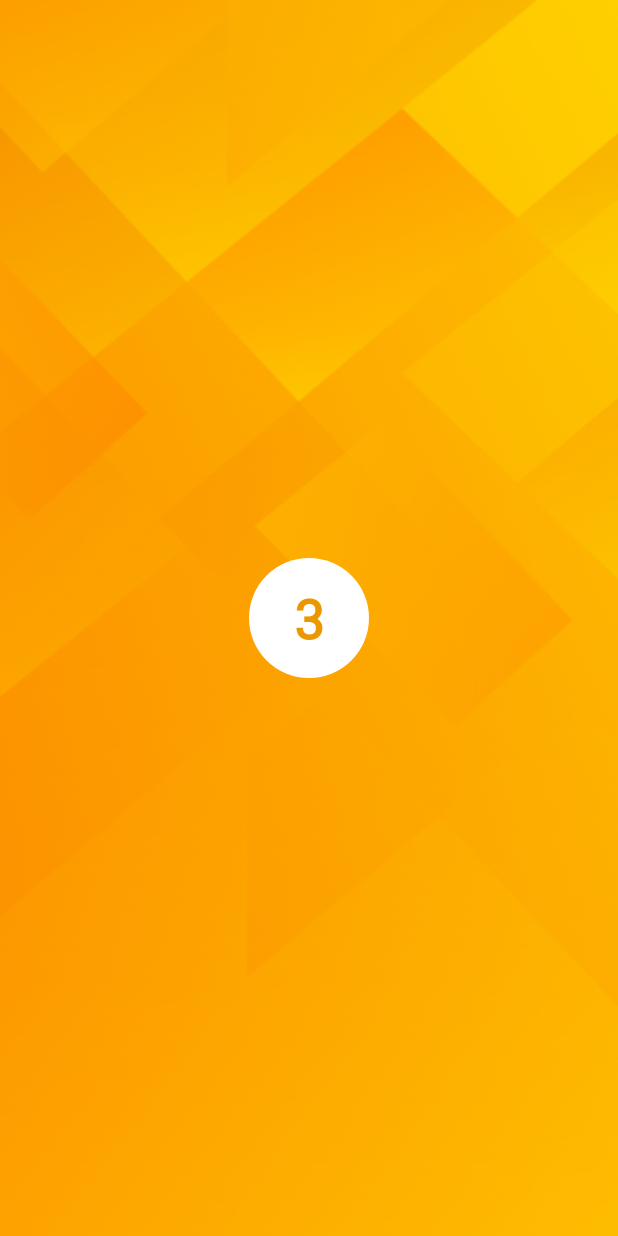
After one commit to Abylayyy/BoomBrains, an Android app: the layout activity_are_you_ready.xml on its own in the app's theme, with its tools: preview values and no code run, on a phone screen of 412 x 824 dp. The commit adds this screen. Run offline under Robolectric (Android 15) with nearby library versions, the phone set to English and light mode, and no system bars; Roboto replaces fonts that are not available here.

Commit message:
added are you ready layout

```diff
--- a/app/build.gradle
+++ b/app/build.gradle
@@ -10,8 +10,8 @@ android {
         applicationId "kdo.one.boombrains"
         minSdkVersion 16
         targetSdkVersion 28
-        versionCode 17
-        versionName "3.4"
+        versionCode 18
+        versionName "3.5"
         testInstrumentationRunner "android.support.test.runner.AndroidJUnitRunner"
         vectorDrawables.useSupportLibrary = true
         multiDexEnabled true
@@ -41,7 +41,7 @@ dependencies {
 
     //fire base libraries
     implementation 'com.google.firebase:firebase-analytics:17.2.0'
-    implementation 'com.google.firebase:firebase-auth:19.0.0'
+    implementation 'com.google.firebase:firebase-auth:19.1.0'
     implementation 'com.google.firebase:firebase-core:17.2.0'
     implementation 'com.google.android.gms:play-services-ads:18.2.0'
 
--- a/app/src/main/java/kz/almaty/boombrains/game_pages/equation/EquationActivity.java
+++ b/app/src/main/java/kz/almaty/boombrains/game_pages/equation/EquationActivity.java
@@ -47,15 +47,15 @@ public class EquationActivity extends DialogHelperActivity {
         super.onCreate(savedInstanceState);
         setContentView(R.layout.activity_equation);
         ButterKnife.bind(this);
-        setupDialog(this, R.style.equationTheme, R.drawable.pause_equation);
+        position = getIntent().getIntExtra("position", 0);
+        setupDialog(this, R.style.equationTheme, R.drawable.pause_equation, position);
         startTimer(60000, timeTxt);
         setCount();
         loadGoogleAd();
-
         symbols = new ArrayList<>(Arrays.asList("+", "-", "*", "/"));
         variants = new TextView[] {plusBtn, minusBtn, multBtn, divBtn};
 
-        position = getIntent().getIntExtra("position", 0);
+
         pauseImg.setOnClickListener(v -> showPauseDialog());
 
         levelTxt.setText(getString(R.string.Level) + " " + currentLevel);
--- a/app/src/main/java/kz/almaty/boombrains/game_pages/find_number/FindNumberActivity.java
+++ b/app/src/main/java/kz/almaty/boombrains/game_pages/find_number/FindNumberActivity.java
@@ -52,12 +52,11 @@ public class FindNumberActivity extends DialogHelperActivity implements FindNumb
         super.onCreate(savedInstanceState);
         setContentView(R.layout.activity_find_number);
         ButterKnife.bind(this);
-        setupDialog(this, R.style.findTheme, R.drawable.pause_find);
+        position = getIntent().getIntExtra("position", 0);
+        setupDialog(this, R.style.findTheme, R.drawable.pause_find, position);
         startTimer(60000, timeTxt);
         setCount();
         loadGoogleAd();
-
-        position = getIntent().getIntExtra("position", 0);
         pauseImg.setOnClickListener(v -> showPauseDialog());
         setupRecycler();
 
--- a/app/src/main/java/kz/almaty/boombrains/game_pages/number_znaki/NumberZnakiActivity.java
+++ b/app/src/main/java/kz/almaty/boombrains/game_pages/number_znaki/NumberZnakiActivity.java
@@ -50,15 +50,14 @@ public class NumberZnakiActivity extends DialogHelperActivity {
         super.onCreate(savedInstanceState);
         setContentView(R.layout.activity_number_znaki);
         ButterKnife.bind(this);
-        setupDialog(this, R.style.numZnakiTheme, R.drawable.pause_num_znaki);
+        position = getIntent().getIntExtra("position", 0);
+        setupDialog(this, R.style.numZnakiTheme, R.drawable.pause_num_znaki, position);
         startTimer(60000, timeTxt);
         setCount();
         loadGoogleAd();
 
         symbols = new String[] {"+", "-", "*", "/"};
         variants = new TextView[] {first, second, third, forth};
-
-        position = getIntent().getIntExtra("position", 0);
         pauseImg.setOnClickListener(v -> showPauseDialog());
 
         levelTxt.setText(getString(R.string.Level) + " " + currentLevel);
--- a/app/src/main/java/kz/almaty/boombrains/game_pages/shulte_page/ShulteActivity.java
+++ b/app/src/main/java/kz/almaty/boombrains/game_pages/shulte_page/ShulteActivity.java
@@ -54,15 +54,14 @@ public class ShulteActivity extends DialogHelperActivity implements ShulteAdapte
         super.onCreate(savedInstanceState);
         setContentView(R.layout.activity_shulte);
         ButterKnife.bind(this);
-        setupDialog(this, R.style.shulteTheme, R.drawable.pause_shulte);
+        position = getIntent().getIntExtra("position", 0);
+        setupDialog(this, R.style.shulteTheme, R.drawable.pause_shulte, position);
         startTimer(120000, timeTxt);
         setCount();
         loadGoogleAd();
 
         numbersList = new ArrayList<>();
         setRecycler();
-
-        position = getIntent().getIntExtra("position", 0);
 
         pauseImg.setOnClickListener(v -> showPauseDialog());
 
--- a/app/src/main/java/kz/almaty/boombrains/game_pages/shulte_page/ShulteAdapter.java
+++ b/app/src/main/java/kz/almaty/boombrains/game_pages/shulte_page/ShulteAdapter.java
@@ -40,7 +40,7 @@ public class ShulteAdapter extends RecyclerView.Adapter<ShulteAdapter.ShulteView
 
         listener.setSize(holder.itemView, holder.textView);
 
-        holder.itemView.setOnClickListener(v -> {
+        holder.textView.setOnClickListener(v -> {
             listener.setNumber(holder.textView.getText().toString(), holder.itemView);
             listener.updateNumbers();
         });
--- /dev/null
+++ b/app/src/main/res/drawable/circle_start.xml
@@ -0,0 +1,7 @@
+<?xml version="1.0" encoding="utf-8"?>
+<shape xmlns:android="http://schemas.android.com/apk/res/android"
+    android:shape="oval">
+    <solid android:color="@color/colorWhite" />
+    <padding android:bottom="5dp" android:left="5dp" android:right="5dp" android:top="5dp" />
+
+</shape>
--- /dev/null
+++ b/app/src/main/res/layout/activity_are_you_ready.xml
@@ -0,0 +1,28 @@
+<?xml version="1.0" encoding="utf-8"?>
+<androidx.constraintlayout.widget.ConstraintLayout xmlns:android="http://schemas.android.com/apk/res/android"
+    xmlns:app="http://schemas.android.com/apk/res-auto"
+    xmlns:tools="http://schemas.android.com/tools"
+    android:id="@+id/mainLayout"
+    android:layout_width="match_parent"
+    android:layout_height="match_parent"
+    android:background="@drawable/shulte_back"
+    tools:context="kz.almaty.boombrains.game_pages.start_page.AreYouReadyActivity">
+
+    <TextView
+        android:id="@+id/numberStart"
+        android:layout_width="80dp"
+        android:layout_height="80dp"
+        android:background="@drawable/circle_start"
+        android:fontFamily="@font/roboto"
+        android:gravity="center"
+        android:text="3"
+        android:textColor="@color/underShulte"
+        android:textSize="36dp"
+        android:textStyle="bold"
+        android:visibility="visible"
+        app:layout_constraintBottom_toBottomOf="parent"
+        app:layout_constraintEnd_toEndOf="parent"
+        app:layout_constraintHorizontal_bias="0.5"
+        app:layout_constraintStart_toStartOf="parent"
+        app:layout_constraintTop_toTopOf="parent" />
+</androidx.constraintlayout.widget.ConstraintLayout>
--- a/app/src/main/res/layout/rating_layout.xml
+++ b/app/src/main/res/layout/rating_layout.xml
@@ -25,9 +25,12 @@
         app:fontFamily="@font/roboto" />
 
     <androidx.constraintlayout.widget.ConstraintLayout
+        android:elevation="1dp"
+        android:id="@+id/rateStarConst"
         android:layout_width="match_parent"
         android:layout_height="wrap_content"
-        android:layout_marginTop="30dp">
+        android:layout_marginTop="30dp"
+        tools:targetApi="lollipop">
 
         <ImageView
             android:id="@+id/imageView5"
--- a/app/src/main/res/layout/shulte_item.xml
+++ b/app/src/main/res/layout/shulte_item.xml
@@ -10,8 +10,9 @@
 
     <TextView
         android:id="@+id/numTxt"
-        android:layout_width="wrap_content"
-        android:layout_height="wrap_content"
+        android:layout_width="0dp"
+        android:layout_height="0dp"
+        android:gravity="center"
         android:text="1"
         android:textColor="@color/colorWhite"
         android:textSize="23sp"
--- a/app/src/main/res/values/strings.xml
+++ b/app/src/main/res/values/strings.xml
@@ -16,7 +16,6 @@
     <string name="Exit">Exit</string>
     <string name="Cancel">Cancel</string>
     <string name="Settings">Settings</string>
-
 
 
     <string name="YourScore">Your score: </string>
```
Also changed, not shown: app/src/main/AndroidManifest.xml (+9 -9 lines), app/src/main/java/kz/almaty/boombrains/game_pages/start_page/AreYouReadyActivity.java (added, +186 -0 lines), app/src/main/java/kz/almaty/boombrains/game_pages/zapomni_chislo_page/ZapomniChisloActivity.java (+6 -5 lines), app/src/main/java/kz/almaty/boombrains/helpers/DialogHelperActivity.java (+8 -4 lines), app/src/main/java/kz/almaty/boombrains/main_pages/FinishedActivity.java (+3 -23 lines), app/src/main/java/kz/almaty/boombrains/main_pages/GamesStartActivity.java (+3 -23 lines), app/src/main/java/kz/almaty/boombrains/main_pages/MainActivity.java (+9 -0 lines), 1 other file.
